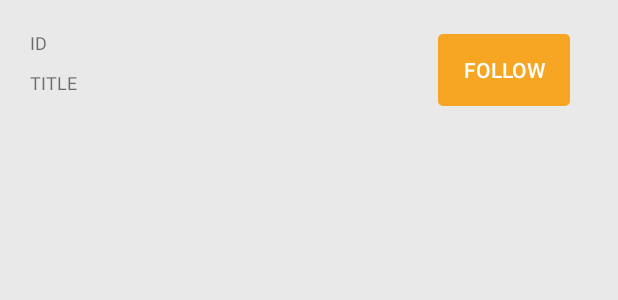
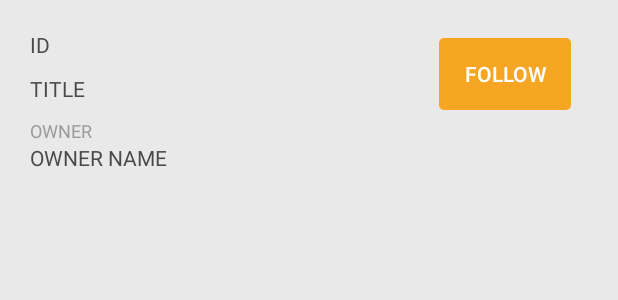
Before and after one commit to TheCodefatherGovHack/patentpending-android, an Android app: the layout activity_patent_detail.xml on its own in the app's theme, with its tools: preview values and no code run, on a phone screen of 412 x 824 dp. Shown: the top 300 px of the screen. Run offline under Robolectric (Android 15) with nearby library versions, the phone set to English and light mode, and no system bars.

Commit message:
Updated textviews details patent

```diff
--- a/app/src/main/java/govhack/thecodefather/patentpending/presentation/PatentDetailActivity.java
+++ b/app/src/main/java/govhack/thecodefather/patentpending/presentation/PatentDetailActivity.java
@@ -53,6 +53,8 @@ public class PatentDetailActivity extends ActivityBase {
     @ViewById
     TextView tvPatentTitle;
     @ViewById
+    TextView tvPatentOwnerName;
+    @ViewById
     TextView btnFollow;
 
     private HorizontalStagesAdapter horizontalStagesAdapter;
@@ -75,6 +77,7 @@ public class PatentDetailActivity extends ActivityBase {
     private void setupPatentViews() {
         tvPatentApplNumber.setText(mSelectedPatent.getAustralianApplicationNumber());
         tvPatentTitle.setText(mSelectedPatent.getTitle());
+        tvPatentOwnerName.setText(mSelectedPatent.getApplicantName());
     }
 
     private void setupRecyclerView() {
--- a/app/src/main/res/layout/activity_patent_detail.xml
+++ b/app/src/main/res/layout/activity_patent_detail.xml
@@ -16,19 +16,19 @@
         <LinearLayout
             android:layout_width="match_parent"
             android:layout_height="wrap_content"
-            android:orientation="horizontal"
-            android:padding="10dp">
+            android:orientation="horizontal">
 
             <LinearLayout
                 android:layout_width="wrap_content"
                 android:layout_height="wrap_content"
                 android:layout_gravity="start"
+                android:layout_marginRight="10dp"
                 android:layout_weight="1"
                 android:orientation="vertical">
 
                 <TextView
                     android:id="@+id/tvPatentApplNumber"
-                    style="@style/TypographyDisplay1"
+                    style="@style/TypographyLabel"
                     android:layout_width="match_parent"
                     android:layout_height="match_parent"
                     android:layout_marginBottom="10dp"
@@ -37,7 +37,7 @@
 
                 <TextView
                     android:id="@+id/tvPatentTitle"
-                    style="@style/TypographyDisplay1"
+                    style="@style/TypographyLabel"
                     android:layout_width="match_parent"
                     android:layout_height="match_parent"
                     android:layout_marginBottom="10dp"
@@ -64,6 +64,28 @@
 
         </LinearLayout>
 
+        <LinearLayout
+            android:layout_width="wrap_content"
+            android:layout_height="wrap_content"
+            android:orientation="vertical">
+
+            <TextView
+                style="@style/TypographyDisplay1"
+                android:layout_width="match_parent"
+                android:layout_height="match_parent"
+                android:text="Owner"
+                android:textAllCaps="true" />
+
+            <TextView
+                style="@style/TypographyLabel"
+                android:id="@+id/tvPatentOwnerName"
+                android:layout_width="match_parent"
+                android:layout_height="match_parent"
+                android:layout_marginBottom="10dp"
+                android:text="Owner Name" />
+
+        </LinearLayout>
+
 
         <android.support.v7.widget.RecyclerView
             android:id="@+id/rvPatentStatuses"
--- a/app/src/main/res/values/colors.xml
+++ b/app/src/main/res/values/colors.xml
@@ -6,5 +6,7 @@
   <color name="green">#33BC58</color>
   <color name="lilla">#B9B9F2</color>
   <color name="white">#FFFFFF</color>
+  <color name="dark_grey">#4A4A4A</color>
+  <color name="light_grey">#9B9B9B</color>
 
 </resources>
--- a/app/src/main/res/values/dimens.xml
+++ b/app/src/main/res/values/dimens.xml
@@ -6,5 +6,5 @@
   <dimen name="card_vertical_spacing">2.5dp</dimen>
   <dimen name="card_horizontal_spacing">4dp</dimen>
   <dimen name="card_corner_radius">2dp</dimen>
-    <dimen name="general_view_padding">10dp</dimen>
+    <dimen name="general_view_padding">20dp</dimen>
 </resources>
--- a/app/src/main/res/values/typography.xml
+++ b/app/src/main/res/values/typography.xml
@@ -3,17 +3,20 @@
 
     <style name="TypographyHeading">
         <item name="android:textSize">18dp</item>
+        <item name="android:textColor">@color/dark_grey</item>
         <item name="fontPath">@string/font_path_open_sans_regular</item>
     </style>
 
     <style name="TypographyLabel">
-    <item name="android:textSize">10dp</item>
+        <item name="android:textSize">14dp</item>
+        <item name="android:textColor">@color/dark_grey</item>
         <item name="android:textAllCaps">true</item>
         <item name="fontPath">@string/font_path_open_sans_regular</item>
     </style>
 
     <style name="TypographyDisplay1">
         <item name="android:textSize">12dp</item>
+        <item name="android:textColor">@color/light_grey</item>
         <item name="fontPath">@string/font_path_open_sans_regular</item>
     </style>
 
```
Lines whose indentation alone changed are shown as unchanged.
